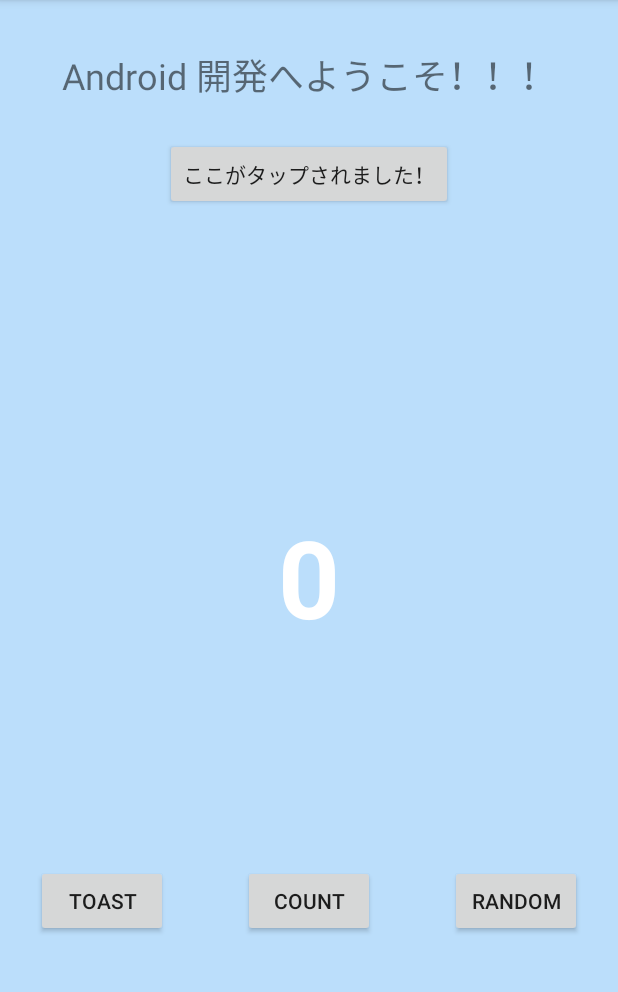
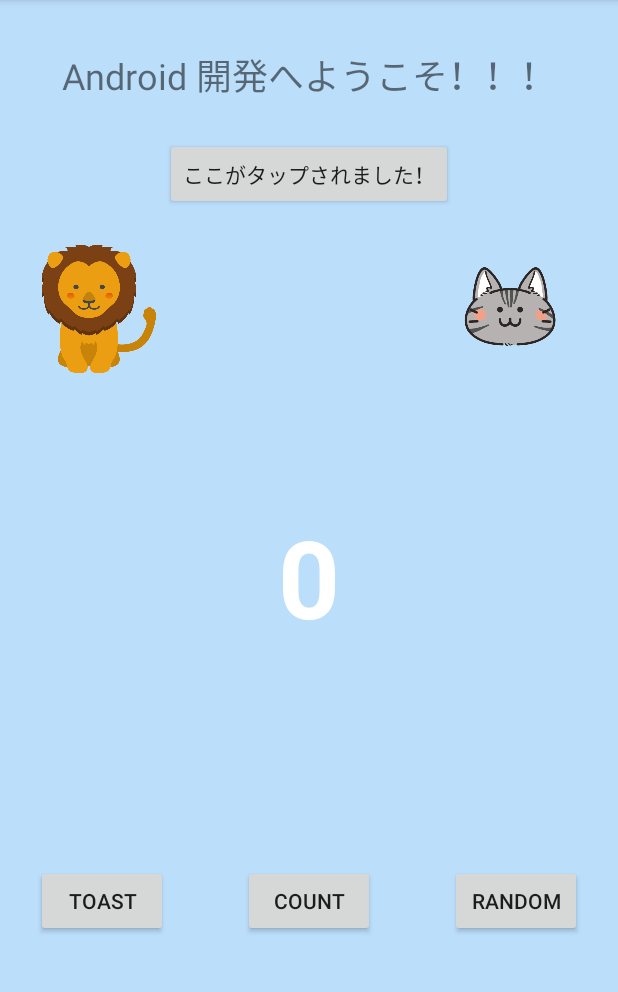
Before and after one commit to YamaTatsu10969/AndroidPractice, an Android app: the MainActivity screen opened directly, with no data from a screen before it, on a phone screen of 412 x 824 dp, the part 84-1076 px from its top. Run offline under Robolectric (Android 15) with nearby library versions, the phone set to English and light mode, and no system bars; 1 statement that could not run was skipped.

Commit message:
add if sentense

```diff
--- a/app/src/main/java/com/example/myfirstapp/MainActivity.kt
+++ b/app/src/main/java/com/example/myfirstapp/MainActivity.kt
@@ -7,9 +7,13 @@ import android.view.View
 import android.widget.TextView
 import android.widget.Toast
 import androidx.annotation.IntegerRes
+import androidx.core.view.isInvisible
+import androidx.core.view.isVisible
 import kotlinx.android.synthetic.main.activity_main.*
 
 class MainActivity : AppCompatActivity() {
+
+    var tapFlag: Boolean = false
 
     override fun onCreate(savedInstanceState: Bundle?) {
         super.onCreate(savedInstanceState)
@@ -17,6 +21,14 @@ class MainActivity : AppCompatActivity() {
 
         tapHere.setOnClickListener {
             textView2.text = "ボタンがタップされました！！！"
+            imageView.isVisible = tapFlag
+            imageView3.isVisible = !tapFlag
+            if (tapFlag) {
+                print(tapFlag)
+
+                textView2.text = "また押して〜"
+            }
+            tapFlag = !tapFlag
         }
 
     }
--- a/app/src/main/res/layout-v21/activity_main.xml
+++ b/app/src/main/res/layout-v21/activity_main.xml
@@ -83,4 +83,28 @@
         app:layout_constraintStart_toStartOf="parent"
         app:layout_constraintTop_toBottomOf="@+id/textView2" />
 
+    <ImageView
+        android:id="@+id/imageView"
+        android:layout_width="100dp"
+        android:layout_height="100dp"
+        android:layout_marginStart="16dp"
+        android:layout_marginLeft="16dp"
+        android:layout_marginTop="16dp"
+        android:scaleType="fitCenter"
+        app:layout_constraintStart_toStartOf="parent"
+        app:layout_constraintTop_toBottomOf="@+id/tapHere"
+        app:srcCompat="@drawable/lion" />
+
+    <ImageView
+        android:id="@+id/imageView3"
+        android:layout_width="100dp"
+        android:layout_height="100dp"
+        android:layout_marginTop="16dp"
+        android:layout_marginEnd="24dp"
+        android:layout_marginRight="24dp"
+        android:scaleType="fitCenter"
+        app:layout_constraintEnd_toEndOf="parent"
+        app:layout_constraintTop_toBottomOf="@+id/tapHere"
+        app:srcCompat="@drawable/cat" />
+
 </androidx.constraintlayout.widget.ConstraintLayout>
```
Also changed, not shown: app/src/main/res/drawable/cat.png (added).
